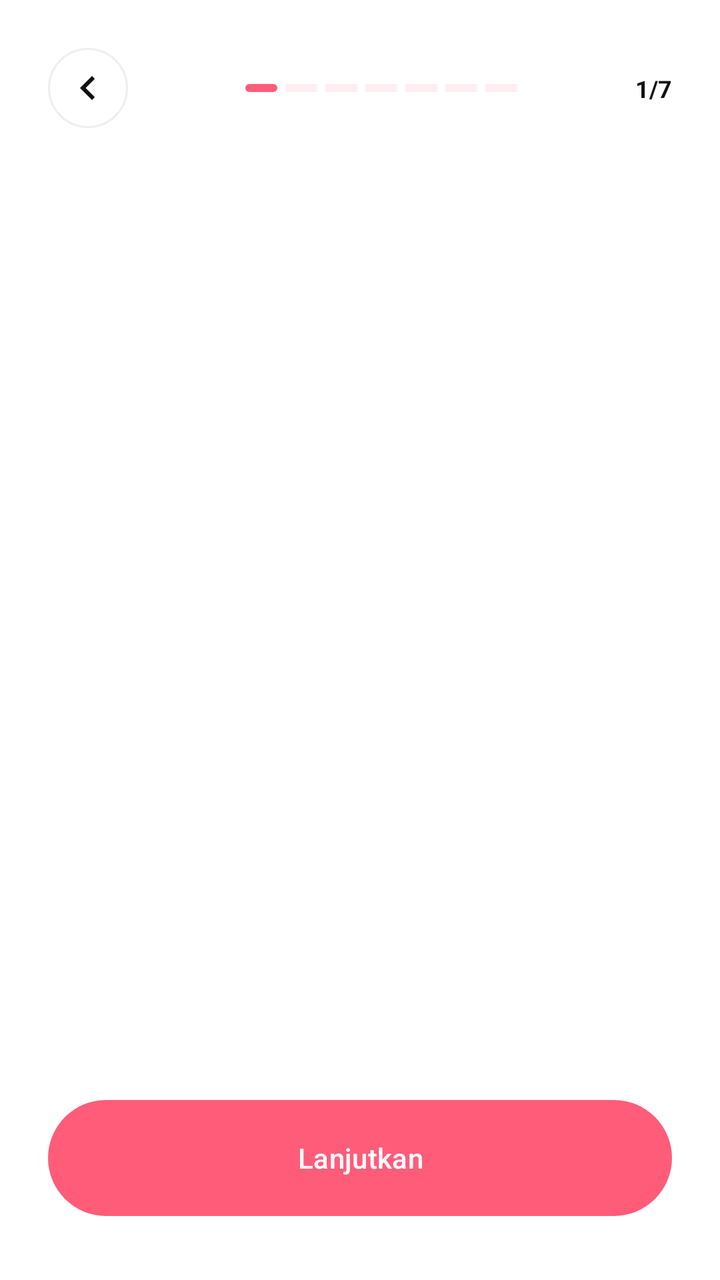
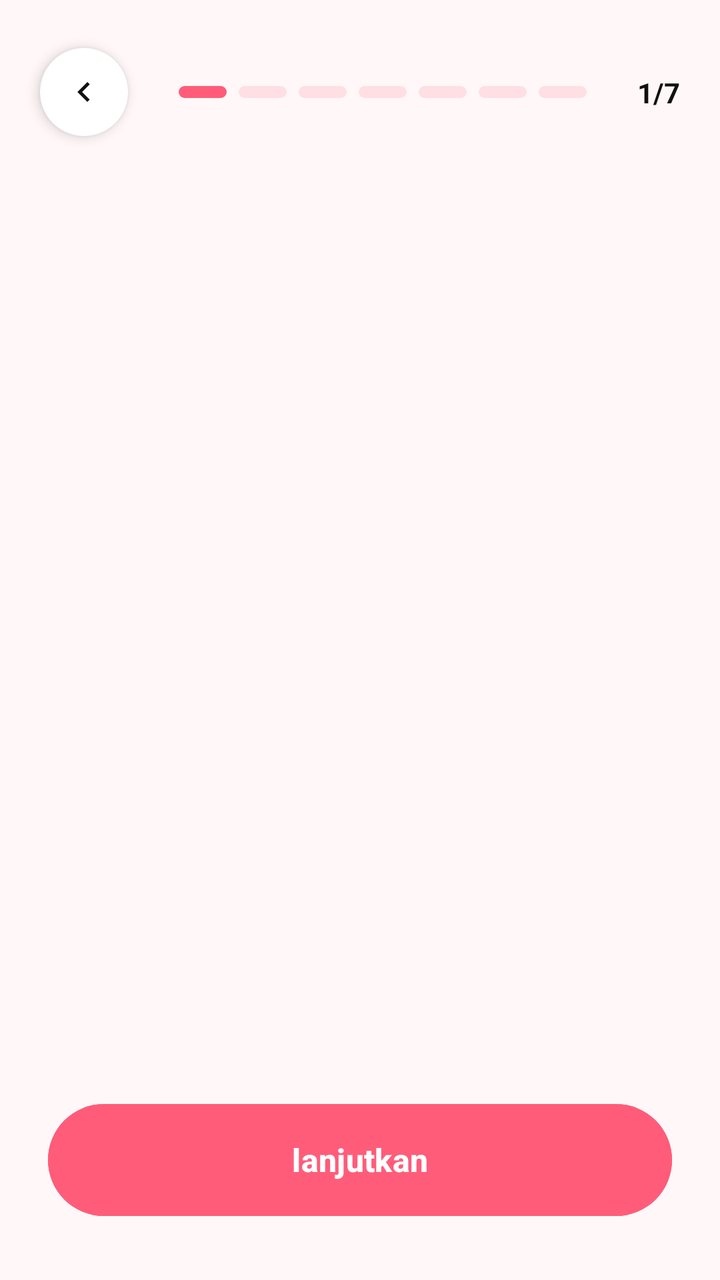

An Android layout rendered at two revisions. The XML below is the earlier revision; the diff shows what the commit changed to produce the second picture.
<!-- AndroidManifest.xml: application theme Theme.TrackerSiklusMenstruasi -->
<!-- res/layout/activity_profile_setup.xml -->
<?xml version="1.0" encoding="utf-8"?>
<androidx.constraintlayout.widget.ConstraintLayout xmlns:android="http://schemas.android.com/apk/res/android"
    xmlns:app="http://schemas.android.com/apk/res-auto"
    android:layout_width="match_parent"
    android:layout_height="match_parent"
    android:background="@android:color/white">

    
    <ImageButton
        android:id="@+id/btnBack"
        android:layout_width="40dp"
        android:layout_height="40dp"
        android:layout_marginStart="24dp"
        android:layout_marginTop="24dp"
        android:background="@drawable/bg_back_button"
        android:contentDescription="Back"
        android:src="@drawable/ic_back"
        app:layout_constraintStart_toStartOf="parent"
        app:layout_constraintTop_toTopOf="parent" />

    <LinearLayout
        android:id="@+id/progressContainer"
        android:layout_width="0dp"
        android:layout_height="wrap_content"
        android:layout_marginHorizontal="16dp"
        android:gravity="center"
        android:orientation="horizontal"
        app:layout_constraintBottom_toBottomOf="@id/btnBack"
        app:layout_constraintEnd_toStartOf="@id/tvStepCount"
        app:layout_constraintStart_toEndOf="@id/btnBack"
        app:layout_constraintTop_toTopOf="@id/btnBack">

        <View
            android:id="@+id/step1"
            android:layout_width="16dp"
            android:layout_height="4dp"
            android:layout_marginHorizontal="2dp"
            android:background="@drawable/bg_button_pink" />

        <View
            android:id="@+id/step2"
            android:layout_width="16dp"
            android:layout_height="4dp"
            android:layout_marginHorizontal="2dp"
            android:alpha="0.1"
            android:background="@color/pink_main" />

        <View
            android:id="@+id/step3"
            android:layout_width="16dp"
            android:layout_height="4dp"
            android:layout_marginHorizontal="2dp"
            android:alpha="0.1"
            android:background="@color/pink_main" />

        <View
            android:id="@+id/step4"
            android:layout_width="16dp"
            android:layout_height="4dp"
            android:layout_marginHorizontal="2dp"
            android:alpha="0.1"
            android:background="@color/pink_main" />

        <View
            android:id="@+id/step5"
            android:layout_width="16dp"
            android:layout_height="4dp"
            android:layout_marginHorizontal="2dp"
            android:alpha="0.1"
            android:background="@color/pink_main" />

        <View
            android:id="@+id/step6"
            android:layout_width="16dp"
            android:layout_height="4dp"
            android:layout_marginHorizontal="2dp"
            android:alpha="0.1"
            android:background="@color/pink_main" />

        <View
            android:id="@+id/step7"
            android:layout_width="16dp"
            android:layout_height="4dp"
            android:layout_marginHorizontal="2dp"
            android:alpha="0.1"
            android:background="@color/pink_main" />
    </LinearLayout>

    <TextView
        android:id="@+id/tvStepCount"
        android:layout_width="wrap_content"
        android:layout_height="wrap_content"
        android:layout_marginEnd="24dp"
        android:text="1/7"
        android:textColor="@color/black"
        android:textSize="12sp"
        android:textStyle="bold"
        app:layout_constraintBottom_toBottomOf="@id/btnBack"
        app:layout_constraintEnd_toEndOf="parent"
        app:layout_constraintTop_toTopOf="@id/btnBack" />

    <androidx.viewpager2.widget.ViewPager2
        android:id="@+id/viewPager"
        android:layout_width="match_parent"
        android:layout_height="0dp"
        app:layout_constraintBottom_toTopOf="@id/btnContinue"
        app:layout_constraintTop_toBottomOf="@id/btnBack" />

    <Button
        android:id="@+id/btnContinue"
        android:layout_width="match_parent"
        android:layout_height="58dp"
        android:layout_marginHorizontal="24dp"
        android:layout_marginBottom="32dp"
        android:background="@drawable/bg_button_pink"
        android:text="Lanjutkan"
        android:textAllCaps="false"
        android:textColor="@android:color/white"
        app:backgroundTint="@color/pink_main"
        app:layout_constraintBottom_toBottomOf="parent" />

</androidx.constraintlayout.widget.ConstraintLayout>
<!-- resources referenced by this layout -->
<resources>
  <color name="black">#111111</color>
  <color name="pink_main">#FF5C7A</color>
  <!-- drawable bg_back_button (drawable) -->
  <?xml version="1.0" encoding="utf-8"?>
  <shape xmlns:android="http://schemas.android.com/apk/res/android"
      android:shape="oval">
      <solid android:color="@android:color/white" />
      <stroke android:width="1dp" android:color="@color/stroke" />
  </shape>
  <!-- drawable bg_button_pink (drawable) -->
  <?xml version="1.0" encoding="utf-8"?>
  <ripple xmlns:android="http://schemas.android.com/apk/res/android"
      android:color="#40FFFFFF">
      <item>
          <shape android:shape="rectangle">
              <solid android:color="@color/pink_main" />
              <corners android:radius="30dp" />
          </shape>
      </item>
  </ripple>
  <!-- drawable ic_back (drawable) -->
  <vector xmlns:android="http://schemas.android.com/apk/res/android"
      android:width="24dp"
      android:height="24dp"
      android:viewportWidth="24"
      android:viewportHeight="24">
    <path
        android:fillColor="#111111"
        android:pathData="M15.41,7.41L14,6l-6,6 6,6 1.41,-1.41L10.83,12z"/>
  </vector>
  <style name="Theme.TrackerSiklusMenstruasi" parent="Base.Theme.TrackerSiklusMenstruasi">
          
          <item name="android:editTextColor">@color/pink_main</item>
          <item name="android:textColorPrimary">@color/pink_main</item>
      </style>
  <color name="stroke">#EEEEEE</color>
  <style name="Base.Theme.TrackerSiklusMenstruasi" parent="Theme.Material3.DayNight.NoActionBar">
          
          <item name="colorPrimary">@color/pink_main</item>
          <item name="colorControlNormal">@color/pink_main</item>
      </style>
</resources>

<!-- the commit's change to res/layout/activity_profile_setup.xml (unified diff, before → after) -->
@@ -3,26 +3,29 @@
     xmlns:app="http://schemas.android.com/apk/res-auto"
     android:layout_width="match_parent"
     android:layout_height="match_parent"
-    android:background="@android:color/white">
+    android:background="@color/pink_soft">
 
     
     <ImageButton
         android:id="@+id/btnBack"
-        android:layout_width="40dp"
-        android:layout_height="40dp"
-        android:layout_marginStart="24dp"
+        android:layout_width="44dp"
+        android:layout_height="44dp"
+        android:layout_marginStart="20dp"
         android:layout_marginTop="24dp"
-        android:background="@drawable/bg_back_button"
-        android:contentDescription="Back"
+        android:background="@drawable/bg_circle_white"
+        android:elevation="4dp"
+        android:padding="12dp"
+        android:scaleType="centerInside"
         android:src="@drawable/ic_back"
         app:layout_constraintStart_toStartOf="parent"
-        app:layout_constraintTop_toTopOf="parent" />
+        app:layout_constraintTop_toTopOf="parent"
+        app:tint="@color/black" />
 
     <LinearLayout
         android:id="@+id/progressContainer"
         android:layout_width="0dp"
         android:layout_height="wrap_content"
-        android:layout_marginHorizontal="16dp"
+        android:layout_marginHorizontal="12dp"
         android:gravity="center"
         android:orientation="horizontal"
         app:layout_constraintBottom_toBottomOf="@id/btnBack"
@@ -30,93 +33,54 @@
         app:layout_constraintStart_toEndOf="@id/btnBack"
         app:layout_constraintTop_toTopOf="@id/btnBack">
 
-        <View
-            android:id="@+id/step1"
-            android:layout_width="16dp"
-            android:layout_height="4dp"
-            android:layout_marginHorizontal="2dp"
-            android:background="@drawable/bg_button_pink" />
-
-        <View
-            android:id="@+id/step2"
-            android:layout_width="16dp"
-            android:layout_height="4dp"
-            android:layout_marginHorizontal="2dp"
-            android:alpha="0.1"
-            android:background="@color/pink_main" />
-
-        <View
-            android:id="@+id/step3"
-            android:layout_width="16dp"
-            android:layout_height="4dp"
-            android:layout_marginHorizontal="2dp"
-            android:alpha="0.1"
-            android:background="@color/pink_main" />
-
-        <View
-            android:id="@+id/step4"
-            android:layout_width="16dp"
-            android:layout_height="4dp"
-            android:layout_marginHorizontal="2dp"
-            android:alpha="0.1"
-            android:background="@color/pink_main" />
-
-        <View
-            android:id="@+id/step5"
-            android:layout_width="16dp"
-            android:layout_height="4dp"
-            android:layout_marginHorizontal="2dp"
-            android:alpha="0.1"
-            android:background="@color/pink_main" />
-
-        <View
-            android:id="@+id/step6"
-            android:layout_width="16dp"
-            android:layout_height="4dp"
-            android:layout_marginHorizontal="2dp"
-            android:alpha="0.1"
-            android:background="@color/pink_main" />
-
-        <View
-            android:id="@+id/step7"
-            android:layout_width="16dp"
-            android:layout_height="4dp"
-            android:layout_marginHorizontal="2dp"
-            android:alpha="0.1"
-            android:background="@color/pink_main" />
+        
+        <View android:layout_width="24dp" android:layout_height="6dp" android:layout_marginHorizontal="3dp" android:background="@drawable/bg_dot_active" android:backgroundTint="@color/pink_main" />
+        <View android:layout_width="24dp" android:layout_height="6dp" android:layout_marginHorizontal="3dp" android:alpha="0.15" android:background="@drawable/bg_dot_active" />
+        <View android:layout_width="24dp" android:layout_height="6dp" android:layout_marginHorizontal="3dp" android:alpha="0.15" android:background="@drawable/bg_dot_active" />
+        <View android:layout_width="24dp" android:layout_height="6dp" android:layout_marginHorizontal="3dp" android:alpha="0.15" android:background="@drawable/bg_dot_active" />
+        <View android:layout_width="24dp" android:layout_height="6dp" android:layout_marginHorizontal="3dp" android:alpha="0.15" android:background="@drawable/bg_dot_active" />
+        <View android:layout_width="24dp" android:layout_height="6dp" android:layout_marginHorizontal="3dp" android:alpha="0.15" android:background="@drawable/bg_dot_active" />
+        <View android:layout_width="24dp" android:layout_height="6dp" android:layout_marginHorizontal="3dp" android:alpha="0.15" android:background="@drawable/bg_dot_active" />
     </LinearLayout>
 
     <TextView
         android:id="@+id/tvStepCount"
         android:layout_width="wrap_content"
         android:layout_height="wrap_content"
-        android:layout_marginEnd="24dp"
+        android:layout_marginEnd="20dp"
         android:text="1/7"
         android:textColor="@color/black"
-        android:textSize="12sp"
+        android:textSize="14sp"
         android:textStyle="bold"
         app:layout_constraintBottom_toBottomOf="@id/btnBack"
         app:layout_constraintEnd_toEndOf="parent"
         app:layout_constraintTop_toTopOf="@id/btnBack" />
 
+    
     <androidx.viewpager2.widget.ViewPager2
         android:id="@+id/viewPager"
         android:layout_width="match_parent"
         android:layout_height="0dp"
+        android:layout_marginTop="8dp"
         app:layout_constraintBottom_toTopOf="@id/btnContinue"
         app:layout_constraintTop_toBottomOf="@id/btnBack" />
 
-    <Button
+    
+    <com.google.android.material.button.MaterialButton
         android:id="@+id/btnContinue"
         android:layout_width="match_parent"
-        android:layout_height="58dp"
+        android:layout_height="56dp"
         android:layout_marginHorizontal="24dp"
         android:layout_marginBottom="32dp"
-        android:background="@drawable/bg_button_pink"
-        android:text="Lanjutkan"
+        android:backgroundTint="@color/pink_main"
+        android:insetTop="0dp"
+        android:insetBottom="0dp"
+        android:text="lanjutkan"
         android:textAllCaps="false"
         android:textColor="@android:color/white"
-        app:backgroundTint="@color/pink_main"
+        android:textSize="16sp"
+        android:textStyle="bold"
+        app:cornerRadius="28dp"
         app:layout_constraintBottom_toBottomOf="parent" />
 
 </androidx.constraintlayout.widget.ConstraintLayout>
<!-- resource entries referenced after the edit -->
@@ -2,24 +2,21 @@
 <resources>
   <color name="black">#111111</color>
   <color name="pink_main">#FF5C7A</color>
-  <!-- drawable bg_back_button (drawable) -->
+  <color name="pink_soft">#FFF7F8</color>
+  <!-- drawable bg_circle_white (drawable) -->
   <?xml version="1.0" encoding="utf-8"?>
   <shape xmlns:android="http://schemas.android.com/apk/res/android"
       android:shape="oval">
-      <solid android:color="@android:color/white" />
-      <stroke android:width="1dp" android:color="@color/stroke" />
+      <solid android:color="@color/white" />
   </shape>
-  <!-- drawable bg_button_pink (drawable) -->
+  <!-- drawable bg_dot_active (drawable) -->
   <?xml version="1.0" encoding="utf-8"?>
-  <ripple xmlns:android="http://schemas.android.com/apk/res/android"
-      android:color="#40FFFFFF">
-      <item>
-          <shape android:shape="rectangle">
-              <solid android:color="@color/pink_main" />
-              <corners android:radius="30dp" />
-          </shape>
-      </item>
-  </ripple>
+  <shape xmlns:android="http://schemas.android.com/apk/res/android"
+      android:shape="rectangle">
+      <solid android:color="@color/pink_main" />
+      <corners android:radius="4dp" />
+      <size android:width="24dp" android:height="8dp" />
+  </shape>
   <!-- drawable ic_back (drawable) -->
   <vector xmlns:android="http://schemas.android.com/apk/res/android"
       android:width="24dp"
@@ -34,8 +31,12 @@
           
           <item name="android:editTextColor">@color/pink_main</item>
           <item name="android:textColorPrimary">@color/pink_main</item>
+          <item name="android:navigationBarColor">@android:color/transparent</item>
+          <item name="android:windowTranslucentNavigation">true</item>
+          <item name="android:statusBarColor">@android:color/transparent</item>
+          <item name="android:windowLightStatusBar">true</item>
       </style>
-  <color name="stroke">#EEEEEE</color>
+  <color name="white">#FFFFFF</color>
   <style name="Base.Theme.TrackerSiklusMenstruasi" parent="Theme.Material3.DayNight.NoActionBar">
           
           <item name="colorPrimary">@color/pink_main</item>
